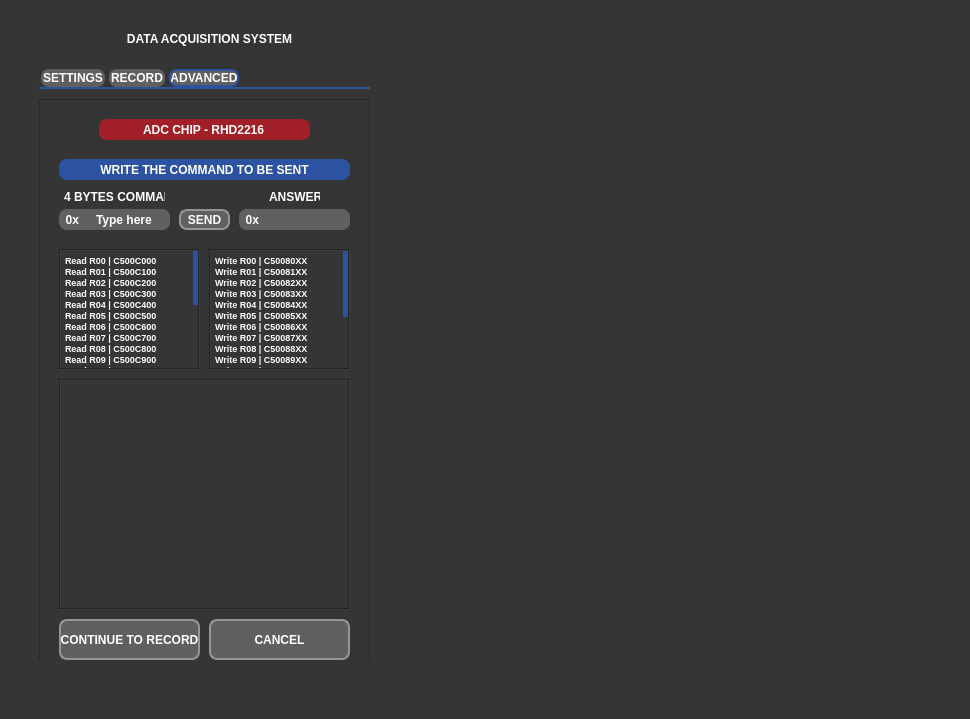
nnc-ufmg/micromap, file interface/interface_gui_layout.ui: the form before one commit.
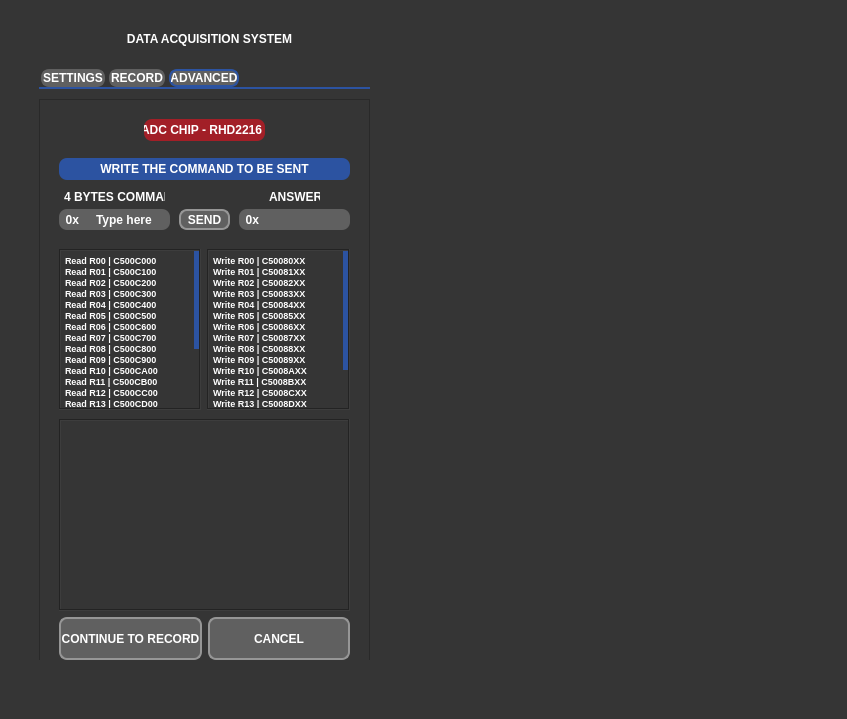
The form after the commit. Icons and pictures are not drawn. Custom widgets are drawn as their Qt base class.

Commit message:
Finished base layouts on the advanced tab
-- There is an excption:
-The spaces to send messages and receive them are
separated in two segments and this is causing a lot
of trouble when grouping into a layout.

-- Possible solutions:
- Create a different design to accomodate the fixed
"0x" at the beginning of the word
- Leave as is but separate the segments into a single
one,

```diff
--- a/interface/interface_gui_layout.ui
+++ b/interface/interface_gui_layout.ui
@@ -6,7 +6,7 @@
    <rect>
     <x>0</x>
     <y>0</y>
-    <width>970</width>
+    <width>847</width>
     <height>719</height>
    </rect>
   </property>
@@ -46,7 +46,7 @@
         <rect>
          <x>0</x>
          <y>0</y>
-         <width>952</width>
+         <width>829</width>
          <height>701</height>
         </rect>
        </property>
@@ -2257,31 +2257,6 @@
             <bool>true</bool>
            </property>
           </widget>
-          <widget class="QLineEdit" name="chip_lineedit">
-           <property name="geometry">
-            <rect>
-             <x>60</x>
-             <y>20</y>
-             <width>211</width>
-             <height>21</height>
-            </rect>
-           </property>
-           <property name="styleSheet">
-            <string notr="true">QLineEdit{border:#969696;background-color:#A21F27;border-radius:8px;color:#FFFFFF;font:7pt&quot;helvetica&quot;;font-weight:bold;}</string>
-           </property>
-           <property name="text">
-            <string notr="true">ADC CHIP - RHD2216</string>
-           </property>
-           <property name="alignment">
-            <set>Qt::AlignCenter</set>
-           </property>
-           <property name="dragEnabled">
-            <bool>false</bool>
-           </property>
-           <property name="readOnly">
-            <bool>true</bool>
-           </property>
-          </widget>
           <widget class="QPushButton" name="command_send_button">
            <property name="geometry">
             <rect>
@@ -2304,25 +2279,6 @@
             <bool>false</bool>
            </property>
           </widget>
-          <widget class="QLabel" name="label_56">
-           <property name="geometry">
-            <rect>
-             <x>20</x>
-             <y>60</y>
-             <width>291</width>
-             <height>21</height>
-            </rect>
-           </property>
-           <property name="styleSheet">
-            <string notr="true">QLabel{border:#969696;background-color:#2C53A1;border-radius:8px;color:#FFFFFF;font:7pt&quot;helvetica&quot;;font-weight:bold;}</string>
-           </property>
-           <property name="text">
-            <string notr="true">WRITE THE COMMAND TO BE SENT</string>
-           </property>
-           <property name="alignment">
-            <set>Qt::AlignCenter</set>
-           </property>
-          </widget>
           <widget class="QLineEdit" name="command_message_lineedit">
            <property name="geometry">
             <rect>
@@ -2342,50 +2298,6 @@
             <set>Qt::AlignCenter</set>
            </property>
           </widget>
-          <widget class="QPushButton" name="continue_to_record_button">
-           <property name="geometry">
-            <rect>
-             <x>20</x>
-             <y>520</y>
-             <width>141</width>
-             <height>41</height>
-            </rect>
-           </property>
-           <property name="cursor">
-            <cursorShape>PointingHandCursor</cursorShape>
-           </property>
-           <property name="styleSheet">
-            <string notr="true">QPushButton{border:2px solid #A21F27;border-radius:8px;background-color:#2C53A1;color:#FFFFFF;font:7pt&quot;DejaVu Sans&quot;;font-weight:bold;}QPushButton:pressed{border:2px solid #A21F27;border-radius:8px;background-color:#A21F27;color:#FFFFFF;}QPushButton::!enabled{border:2px solid #969696;border-radius:8px;background-color:#606060;color:#FFFFFF;font:7pt&quot;DejaVu Sans&quot;;font-weight:bold;}</string>
-           </property>
-           <property name="text">
-            <string notr="true">CONTINUE TO RECORD</string>
-           </property>
-           <property name="checked">
-            <bool>false</bool>
-           </property>
-          </widget>
-          <widget class="QPushButton" name="cancel_advanced_button">
-           <property name="geometry">
-            <rect>
-             <x>170</x>
-             <y>520</y>
-             <width>141</width>
-             <height>41</height>
-            </rect>
-           </property>
-           <property name="cursor">
-            <cursorShape>PointingHandCursor</cursorShape>
-           </property>
-           <property name="styleSheet">
-            <string notr="true">QPushButton{border:2px solid #A21F27;border-radius:8px;background-color:#2C53A1;color:#FFFFFF;font:7pt&quot;DejaVu Sans&quot;;font-weight:bold;}QPushButton:pressed{border:2px solid #A21F27;border-radius:8px;background-color:#A21F27;color:#FFFFFF;}QPushButton::!enabled{border:2px solid #969696;border-radius:8px;background-color:#606060;color:#FFFFFF;font:7pt&quot;DejaVu Sans&quot;;font-weight:bold;}</string>
-           </property>
-           <property name="text">
-            <string notr="true">CANCEL</string>
-           </property>
-           <property name="checked">
-            <bool>false</bool>
-           </property>
-          </widget>
           <widget class="QLabel" name="label_1">
            <property name="geometry">
             <rect>
@@ -2418,40 +2330,134 @@
             <string>  0x</string>
            </property>
           </widget>
-          <widget class="QTextEdit" name="show_commands_textedit">
-           <property name="enabled">
+          <widget class="QWidget" name="">
+           <property name="geometry">
+            <rect>
+             <x>20</x>
+             <y>20</y>
+             <width>291</width>
+             <height>61</height>
+            </rect>
+           </property>
+           <layout class="QGridLayout" name="gridLayout_15">
+            <item row="2" column="0" colspan="3">
+             <widget class="QLabel" name="label_56">
+              <property name="sizePolicy">
+               <sizepolicy hsizetype="Preferred" vsizetype="Minimum">
+                <horstretch>0</horstretch>
+                <verstretch>0</verstretch>
+               </sizepolicy>
+              </property>
+              <property name="minimumSize">
+               <size>
+                <width>0</width>
+                <height>22</height>
+               </size>
+              </property>
+              <property name="styleSheet">
+               <string notr="true">QLabel{border:#969696;background-color:#2C53A1;border-radius:8px;color:#FFFFFF;font:7pt&quot;helvetica&quot;;font-weight:bold;}</string>
+              </property>
+              <property name="text">
+               <string notr="true">WRITE THE COMMAND TO BE SENT</string>
+              </property>
+              <property name="alignment">
+               <set>Qt::AlignCenter</set>
+              </property>
+             </widget>
+            </item>
+            <item row="0" column="0">
+             <spacer name="horizontalSpacer_12">
+              <property name="orientation">
+               <enum>Qt::Horizontal</enum>
+              </property>
+              <property name="sizeType">
+               <enum>QSizePolicy::Maximum</enum>
+              </property>
+              <property name="sizeHint" stdset="0">
+               <size>
+                <width>80</width>
+                <height>20</height>
+               </size>
+              </property>
+             </spacer>
+            </item>
+            <item row="0" column="1">
+             <widget class="QLineEdit" name="chip_lineedit">
+              <property name="sizePolicy">
+               <sizepolicy hsizetype="Minimum" vsizetype="Minimum">
+                <horstretch>0</horstretch>
+                <verstretch>0</verstretch>
+               </sizepolicy>
+              </property>
+              <property name="minimumSize">
+               <size>
+                <width>90</width>
+                <height>22</height>
+               </size>
+              </property>
+              <property name="styleSheet">
+               <string notr="true">QLineEdit{border:#969696;background-color:#A21F27;border-radius:8px;color:#FFFFFF;font:7pt&quot;helvetica&quot;;font-weight:bold;}</string>
+              </property>
+              <property name="text">
+               <string notr="true">ADC CHIP - RHD2216</string>
+              </property>
+              <property name="alignment">
+               <set>Qt::AlignCenter</set>
+              </property>
+              <property name="dragEnabled">
             <bool>false</bool>
            </property>
-           <property name="geometry">
-            <rect>
-             <x>20</x>
-             <y>280</y>
-             <width>291</width>
-             <height>231</height>
-            </rect>
-           </property>
-           <property name="styleSheet">
-            <string notr="true">QTextEdit{color:#FFFFFF;font:7pt&quot;DejaVu Sans&quot;;font-weight:bold}</string>
-           </property>
-           <property name="frameShape">
-            <enum>QFrame::Box</enum>
-           </property>
            <property name="readOnly">
             <bool>true</bool>
            </property>
           </widget>
+            </item>
+            <item row="0" column="2">
+             <spacer name="horizontalSpacer_13">
+              <property name="orientation">
+               <enum>Qt::Horizontal</enum>
+              </property>
+              <property name="sizeType">
+               <enum>QSizePolicy::Maximum</enum>
+              </property>
+              <property name="sizeHint" stdset="0">
+               <size>
+                <width>80</width>
+                <height>20</height>
+               </size>
+              </property>
+             </spacer>
+            </item>
+            <item row="1" column="1">
+             <spacer name="verticalSpacer">
+              <property name="orientation">
+               <enum>Qt::Vertical</enum>
+              </property>
+              <property name="sizeHint" stdset="0">
+               <size>
+                <width>20</width>
+                <height>40</height>
+               </size>
+              </property>
+             </spacer>
+            </item>
+           </layout>
+          </widget>
+          <widget class="QWidget" name="">
+           <property name="geometry">
+            <rect>
+             <x>20</x>
+             <y>150</y>
+             <width>291</width>
+             <height>161</height>
+            </rect>
+           </property>
+           <layout class="QHBoxLayout" name="horizontalLayout_2">
+            <item>
           <widget class="QTextEdit" name="show_commands_textedit_2">
            <property name="enabled">
             <bool>false</bool>
            </property>
-           <property name="geometry">
-            <rect>
-             <x>20</x>
-             <y>150</y>
-             <width>141</width>
-             <height>121</height>
-            </rect>
-           </property>
            <property name="styleSheet">
             <string notr="true">QTextEdit{color:#FFFFFF;font:7pt&quot;DejaVu Sans&quot;;font-weight:bold}</string>
            </property>
@@ -2493,18 +2499,12 @@
             <set>Qt::TextSelectableByKeyboard|Qt::TextSelectableByMouse</set>
            </property>
           </widget>
+            </item>
+            <item>
           <widget class="QTextEdit" name="show_commands_textedit_3">
            <property name="enabled">
             <bool>false</bool>
            </property>
-           <property name="geometry">
-            <rect>
-             <x>170</x>
-             <y>150</y>
-             <width>141</width>
-             <height>121</height>
-            </rect>
-           </property>
            <property name="styleSheet">
             <string notr="true">QTextEdit{color:#FFFFFF;font:7pt&quot;DejaVu Sans&quot;;font-weight:bold}</string>
            </property>
@@ -2541,6 +2541,91 @@
            <property name="textInteractionFlags">
             <set>Qt::TextSelectableByKeyboard|Qt::TextSelectableByMouse</set>
            </property>
+             </widget>
+            </item>
+           </layout>
+          </widget>
+          <widget class="QWidget" name="">
+           <property name="geometry">
+            <rect>
+             <x>20</x>
+             <y>320</y>
+             <width>291</width>
+             <height>241</height>
+            </rect>
+           </property>
+           <layout class="QVBoxLayout" name="verticalLayout_3">
+            <item>
+             <widget class="QTextEdit" name="show_commands_textedit">
+              <property name="enabled">
+               <bool>false</bool>
+              </property>
+              <property name="sizePolicy">
+               <sizepolicy hsizetype="Expanding" vsizetype="Maximum">
+                <horstretch>0</horstretch>
+                <verstretch>0</verstretch>
+               </sizepolicy>
+              </property>
+              <property name="styleSheet">
+               <string notr="true">QTextEdit{color:#FFFFFF;font:7pt&quot;DejaVu Sans&quot;;font-weight:bold}</string>
+              </property>
+              <property name="frameShape">
+               <enum>QFrame::Box</enum>
+              </property>
+              <property name="readOnly">
+               <bool>true</bool>
+              </property>
+             </widget>
+            </item>
+            <item>
+             <layout class="QHBoxLayout" name="horizontalLayout_3">
+              <item>
+               <widget class="QPushButton" name="continue_to_record_button">
+                <property name="sizePolicy">
+                 <sizepolicy hsizetype="Minimum" vsizetype="Preferred">
+                  <horstretch>0</horstretch>
+                  <verstretch>0</verstretch>
+                 </sizepolicy>
+                </property>
+                <property name="cursor">
+                 <cursorShape>PointingHandCursor</cursorShape>
+                </property>
+                <property name="styleSheet">
+                 <string notr="true">QPushButton{border:2px solid #A21F27;border-radius:8px;background-color:#2C53A1;color:#FFFFFF;font:7pt&quot;DejaVu Sans&quot;;font-weight:bold;}QPushButton:pressed{border:2px solid #A21F27;border-radius:8px;background-color:#A21F27;color:#FFFFFF;}QPushButton::!enabled{border:2px solid #969696;border-radius:8px;background-color:#606060;color:#FFFFFF;font:7pt&quot;DejaVu Sans&quot;;font-weight:bold;}</string>
+                </property>
+                <property name="text">
+                 <string notr="true">CONTINUE TO RECORD</string>
+                </property>
+                <property name="checked">
+                 <bool>false</bool>
+                </property>
+               </widget>
+              </item>
+              <item>
+               <widget class="QPushButton" name="cancel_advanced_button">
+                <property name="sizePolicy">
+                 <sizepolicy hsizetype="Minimum" vsizetype="Preferred">
+                  <horstretch>0</horstretch>
+                  <verstretch>0</verstretch>
+                 </sizepolicy>
+                </property>
+                <property name="cursor">
+                 <cursorShape>PointingHandCursor</cursorShape>
+                </property>
+                <property name="styleSheet">
+                 <string notr="true">QPushButton{border:2px solid #A21F27;border-radius:8px;background-color:#2C53A1;color:#FFFFFF;font:7pt&quot;DejaVu Sans&quot;;font-weight:bold;}QPushButton:pressed{border:2px solid #A21F27;border-radius:8px;background-color:#A21F27;color:#FFFFFF;}QPushButton::!enabled{border:2px solid #969696;border-radius:8px;background-color:#606060;color:#FFFFFF;font:7pt&quot;DejaVu Sans&quot;;font-weight:bold;}</string>
+                </property>
+                <property name="text">
+                 <string notr="true">CANCEL</string>
+                </property>
+                <property name="checked">
+                 <bool>false</bool>
+                </property>
+               </widget>
+              </item>
+             </layout>
+            </item>
+           </layout>
           </widget>
          </widget>
         </widget>
```
Left out of the diff: 144 changed lines with no effect on the pictures. Lines whose indentation alone changed are shown as unchanged.
